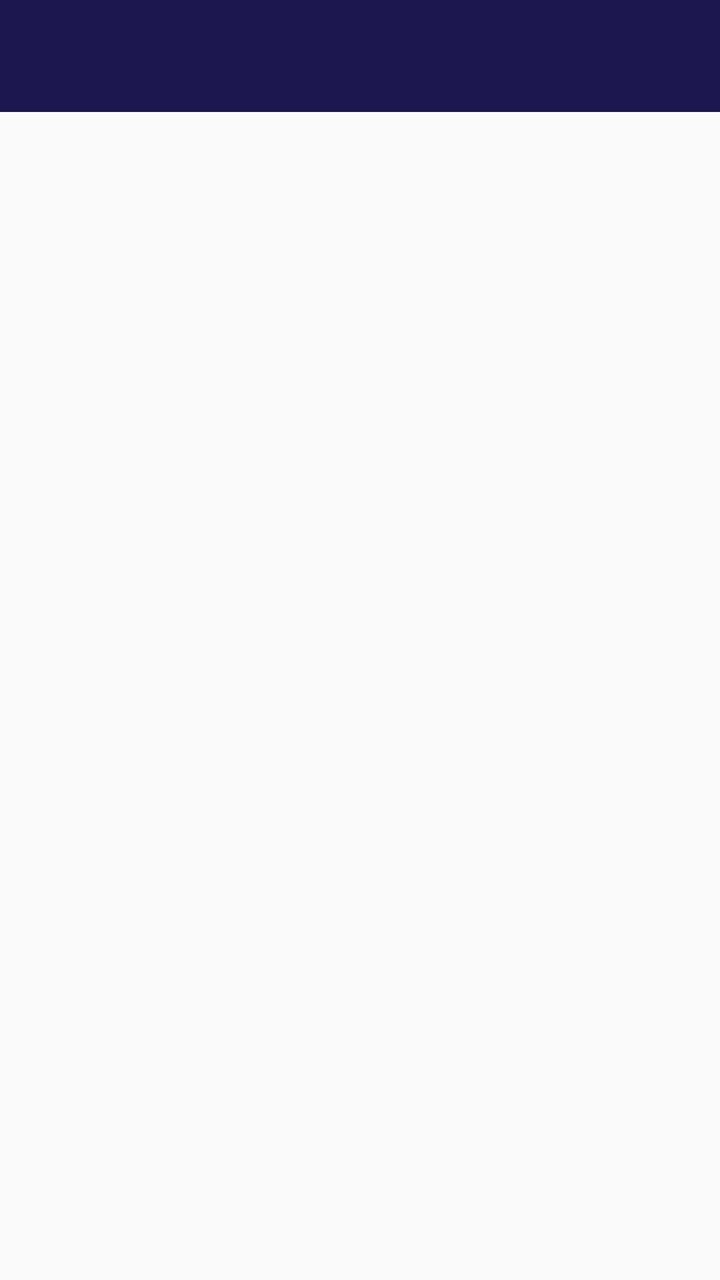
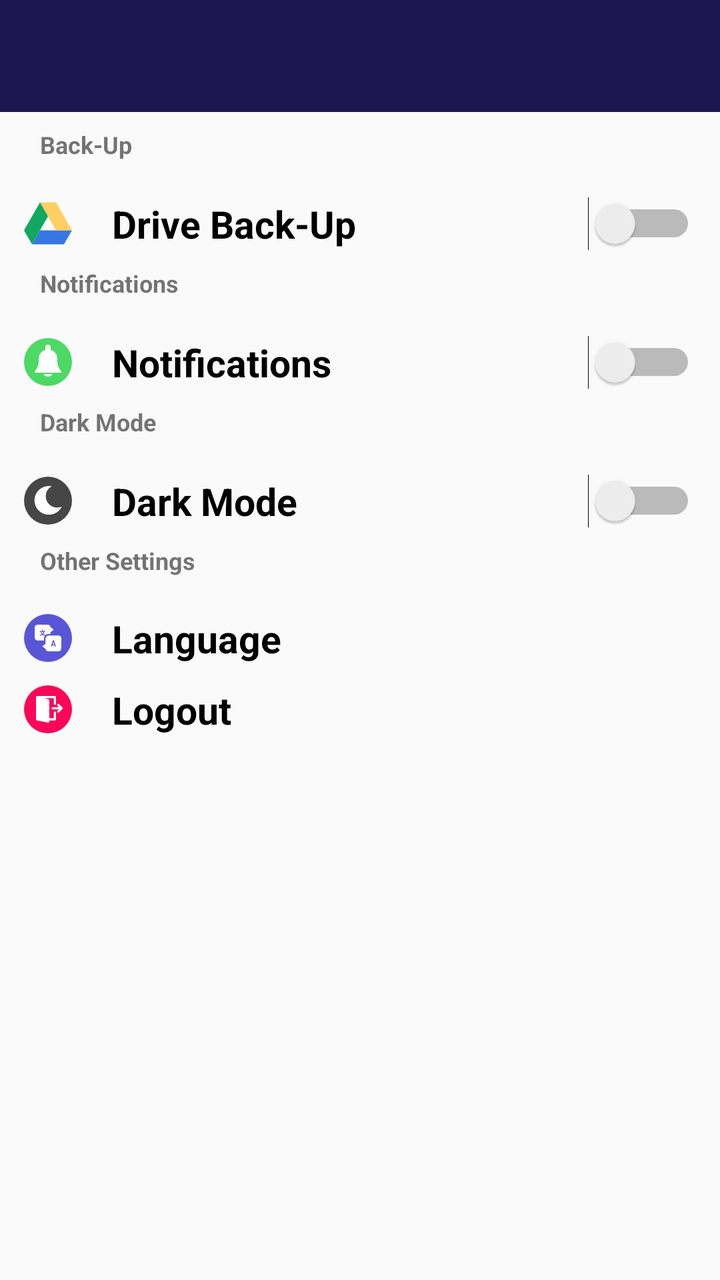

Before-and-after screenshots of an Android layout around one commit, followed by the original layout XML and the change that was made.
<!-- AndroidManifest.xml: application theme AppTheme -->
<!-- res/layout/activity_settings.xml -->
<?xml version="1.0" encoding="utf-8"?>
<LinearLayout xmlns:android="http://schemas.android.com/apk/res/android"
    android:layout_width="match_parent"
    android:layout_height="match_parent"
    android:orientation="vertical">

    <com.google.android.material.appbar.AppBarLayout
        android:layout_width="match_parent"
        android:layout_height="wrap_content"
        android:theme="@style/AppTheme.AppBarOverlay">

        <androidx.appcompat.widget.Toolbar
            android:id="@+id/toolbar"
            android:layout_width="match_parent"
            android:layout_height="wrap_content" />

    </com.google.android.material.appbar.AppBarLayout>

    <FrameLayout
        android:id="@+id/container"
        android:layout_width="match_parent"
        android:layout_height="match_parent" />

</LinearLayout>
<!-- resources referenced by this layout -->
<resources>
  <style name="AppTheme.AppBarOverlay" parent="ThemeOverlay.AppCompat.Dark.ActionBar" />
  <style name="AppTheme" parent="Theme.AppCompat.Light.NoActionBar">
          
          <item name="colorPrimary">@color/colorPrimary</item>
          <item name="colorPrimaryDark">@color/colorPrimaryDark</item>
          <item name="colorAccent">@color/colorAccent</item>
      </style>
  <color name="colorPrimary">#1D174F</color>
  <color name="colorPrimaryDark">#29216A</color>
  <color name="colorAccent">#FF4081</color>
</resources>

<!-- the commit's change to res/layout/activity_settings.xml (unified diff, before → after) -->
@@ -2,6 +2,7 @@
 <LinearLayout xmlns:android="http://schemas.android.com/apk/res/android"
     android:layout_width="match_parent"
     android:layout_height="match_parent"
+    android:id="@+id/main"
     android:orientation="vertical">
 
     <com.google.android.material.appbar.AppBarLayout
@@ -16,9 +17,105 @@
 
     </com.google.android.material.appbar.AppBarLayout>
 
-    <FrameLayout
-        android:id="@+id/container"
+
+    <TextView
         android:layout_width="match_parent"
-        android:layout_height="match_parent" />
+        android:layout_height="wrap_content"
+        android:textSize="12sp"
+        android:textStyle="bold"
+        android:layout_marginStart="20dp"
+        android:layout_marginVertical="8dp"
+        android:text="Back-Up"/>
 
+    <Switch
+        android:id="@+id/backUpSwitch"
+        android:drawablePadding="20dp"
+        android:layout_marginHorizontal="12dp"
+        android:layout_marginTop="10dp"
+        android:textStyle="bold"
+        android:layout_width="match_parent"
+        android:layout_height="wrap_content"
+        android:textSize="19sp"
+        android:drawableLeft="@drawable/ic_google_drive"
+        android:text="Drive Back-Up" />
+
+    <TextView
+        android:layout_width="match_parent"
+        android:layout_height="wrap_content"
+        android:textSize="12sp"
+        android:textStyle="bold"
+        android:layout_marginStart="20dp"
+        android:layout_marginVertical="8dp"
+        android:text="Notifications"/>
+
+    <Switch
+        android:id="@+id/notifSwitch"
+        android:text="Notifications"
+        android:drawablePadding="20dp"
+        android:layout_marginHorizontal="12dp"
+        android:layout_marginTop="10dp"
+        android:textStyle="bold"
+        android:layout_width="match_parent"
+        android:layout_height="wrap_content"
+        android:drawableLeft="@drawable/ic_notifications"
+        android:textSize="19sp" />
+
+    <TextView
+        android:layout_width="match_parent"
+        android:layout_height="wrap_content"
+        android:textSize="12sp"
+        android:textStyle="bold"
+        android:layout_marginStart="20dp"
+        android:layout_marginVertical="8dp"
+        android:text="Dark Mode"/>
+
+    <Switch
+        android:id="@+id/darkModeSwitch"
+        android:drawablePadding="20dp"
+        android:layout_marginHorizontal="12dp"
+        android:layout_marginTop="10dp"
+        android:textStyle="bold"
+        android:layout_width="match_parent"
+        android:layout_height="wrap_content"
+        android:textSize="19sp"
+        android:drawableLeft="@drawable/ic_dark_mode"
+        android:text="Dark Mode" />
+
+
+
+
+    <TextView
+        android:layout_width="match_parent"
+        android:layout_height="wrap_content"
+        android:textSize="12sp"
+        android:textStyle="bold"
+        android:layout_marginStart="20dp"
+        android:layout_marginVertical="8dp"
+        android:text="Other Settings"/>
+
+    <TextView
+        android:drawablePadding="20dp"
+        android:layout_marginHorizontal="12dp"
+        android:layout_marginTop="10dp"
+        android:textColor="@color/black"
+        android:textStyle="bold"
+        android:layout_width="match_parent"
+        android:layout_height="wrap_content"
+        android:id="@+id/txtLanguage"
+        android:drawableLeft="@drawable/ic_languages"
+        android:textSize="19sp"
+        android:text="Language" />
+
+    <TextView
+        android:textColor="@color/black"
+        android:drawablePadding="20dp"
+        android:layout_marginHorizontal="12dp"
+        android:layout_marginTop="10dp"
+        android:textStyle="bold"
+        android:layout_width="match_parent"
+        android:layout_height="wrap_content"
+        android:id="@+id/txtLogOut"
+        android:drawableLeft="@drawable/ic_logout"
+        android:textSize="19sp"
+        android:text="Logout" />
 </LinearLayout>
<!-- resource entries referenced after the edit -->
@@ -1,5 +1,60 @@
 <!-- resources referenced by this layout -->
 <resources>
+  <color name="black">#000000</color>
+  <!-- drawable ic_dark_mode (drawable) -->
+  <vector xmlns:android="http://schemas.android.com/apk/res/android"
+          android:width="24dp"
+          android:height="24dp"
+          android:viewportWidth="36.0"
+          android:viewportHeight="36.0">
+      <path
+          android:pathData="M18,18m-18,0a18,18 0,1 1,36 0a18,18 0,1 1,-36 0"
+          android:fillColor="#464646"/>
+      <path
+          android:pathData="M18.63,28.56a10.5,10.5 0,0 0,9.63 -6.07,8.23 8.23,0 0,1 -3.47,0.69A8.48,8.48 0,0 1,16.32 14.7,8.78 8.78,0 0,1 20.89,7.13 16.1,16.1 0,0 0,18.63 7a10.78,10.78 0,0 0,0 21.56ZM18.63,28.56"
+          android:fillColor="#fff"/>
+  </vector>
+  <!-- drawable ic_google_drive (drawable) -->
+  <vector xmlns:android="http://schemas.android.com/apk/res/android"
+      android:width="24dp"
+      android:height="24dp"
+      android:viewportWidth="48"
+      android:viewportHeight="48">
+    <path
+        android:pathData="M8,45l7.999,-14l32,0l-8,14z"
+        android:strokeWidth="1"
+        android:fillColor="#3777E3"
+        android:fillType="evenOdd"
+        android:strokeColor="#00000000"/>
+    <path
+        android:pathData="M32,31l16,0l-16,-28l-16.001,0z"
+        android:strokeWidth="1"
+        android:fillColor="#FFCF63"
+        android:fillType="evenOdd"
+        android:strokeColor="#00000000"/>
+    <path
+        android:pathData="M0,31l8,14l16,-28l-8,-14z"
+        android:strokeWidth="1"
+        android:fillColor="#11A861"
+        android:fillType="evenOdd"
+        android:strokeColor="#00000000"/>
+  </vector>
+  <!-- drawable ic_notifications (drawable) -->
+  <vector xmlns:android="http://schemas.android.com/apk/res/android"
+          android:width="24dp"
+          android:height="24dp"
+          android:viewportWidth="36.0"
+          android:viewportHeight="36.0">
+      <path
+          android:pathData="M18,18m-18,0a18,18 0,1 1,36 0a18,18 0,1 1,-36 0"
+          android:fillColor="#4cd964"/>
+      <path
+          android:pathData="M27.92,25.24l-1.72,-2.86a8.5,8.5 0,0 1,-1.21 -4.37L25,15.5a7.01,7.01 0,0 0,-5 -6.7L20,7a2,2 0,1 0,-4 0L16,8.8a7.01,7.01 0,0 0,-5 6.7v2.51a8.51,8.51 0,0 1,-1.21 4.37l-1.72,2.86a0.5,0.5 0,0 0,0.43 0.76h19a0.5,0.5 0,0 0,0.43 -0.76Z"
+          android:fillColor="#fff"/>
+      <path
+          android:pathData="M14.85,27a3.48,3.48 0,0 0,6.3 0Z"
+          android:fillColor="#fff"/>
+  </vector>
   <style name="AppTheme.AppBarOverlay" parent="ThemeOverlay.AppCompat.Dark.ActionBar" />
   <style name="AppTheme" parent="Theme.AppCompat.Light.NoActionBar">
           
